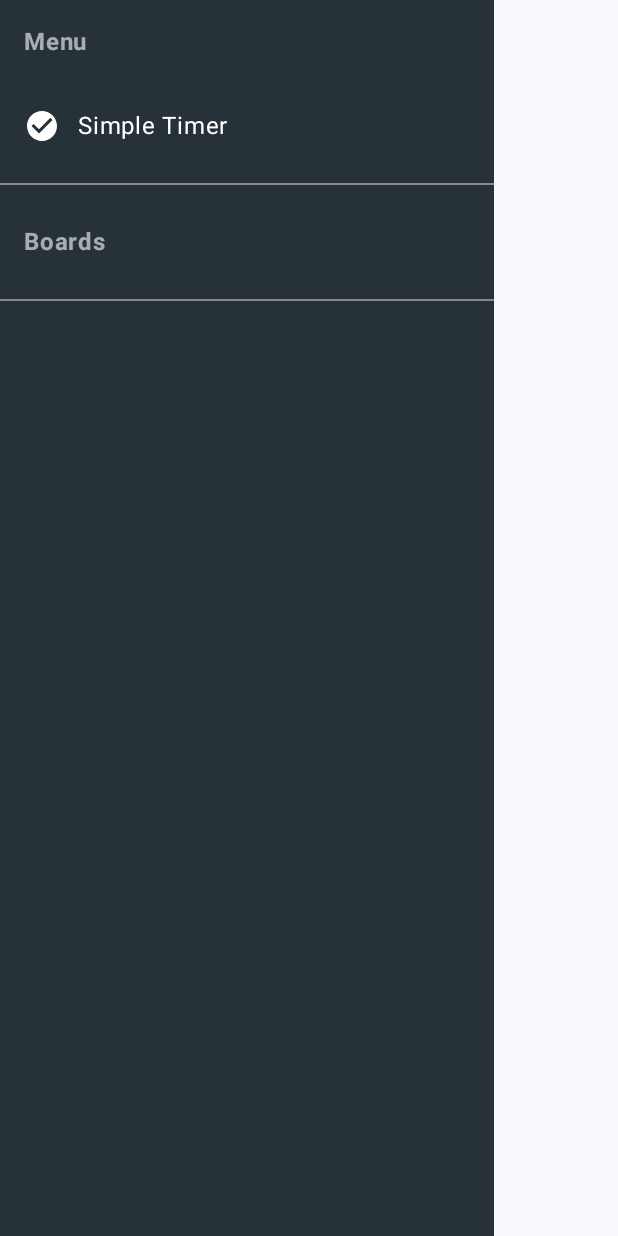
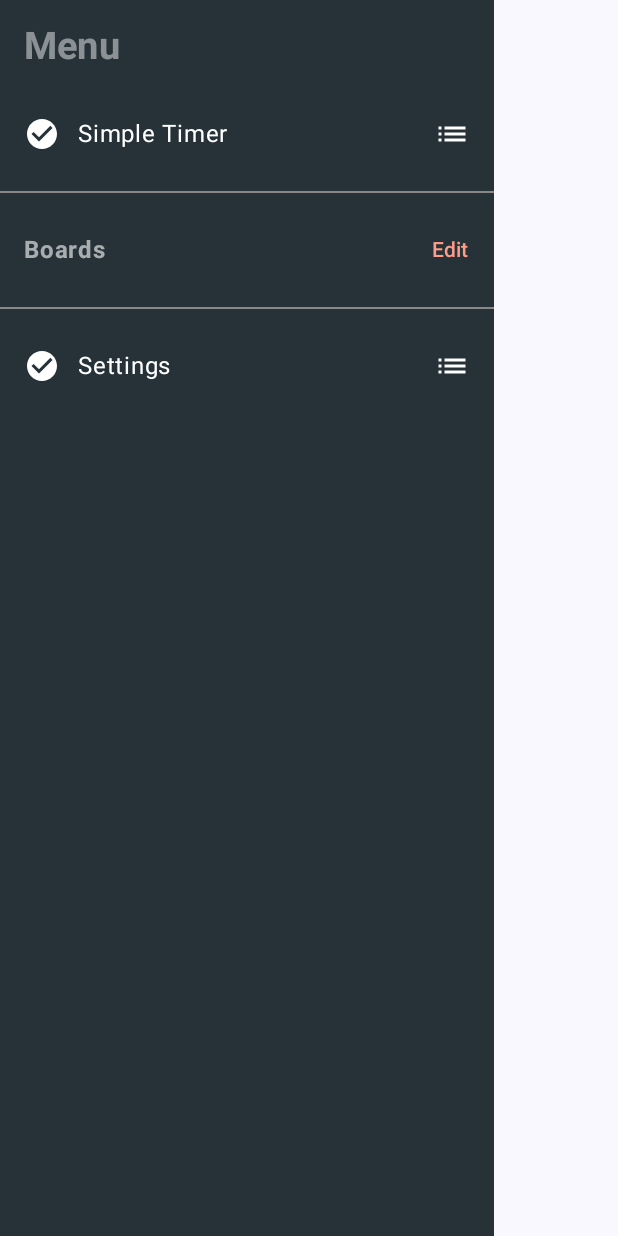
Before and after one commit to Lewisjohnward/tasks-timer, an Android app built with Jetpack Compose: the composable NavigationDrawer called with empty values, on a phone screen of 412 x 824 dp. Run offline under Robolectric (Android 15) with nearby library versions, the phone set to English and light mode, and no system bars.

Commit message:
Add rearrange boards event

```diff
--- a/app/src/main/java/com/android/taskstimer/presentation/components/NavigationDrawer.kt
+++ b/app/src/main/java/com/android/taskstimer/presentation/components/NavigationDrawer.kt
@@ -1,9 +1,9 @@
 package com.android.taskstimer.presentation.components
 
 import androidx.compose.foundation.background
-import androidx.compose.foundation.clickable
 import androidx.compose.foundation.layout.Arrangement
 import androidx.compose.foundation.layout.Column
+import androidx.compose.foundation.layout.Row
 import androidx.compose.foundation.layout.Spacer
 import androidx.compose.foundation.layout.fillMaxHeight
 import androidx.compose.foundation.layout.fillMaxWidth
@@ -13,17 +13,23 @@ import androidx.compose.foundation.lazy.LazyColumn
 import androidx.compose.foundation.lazy.itemsIndexed
 import androidx.compose.foundation.shape.RoundedCornerShape
 import androidx.compose.material.icons.Icons
+import androidx.compose.material.icons.filled.Add
 import androidx.compose.material.icons.filled.CheckCircle
+import androidx.compose.material.icons.filled.List
 import androidx.compose.material3.Icon
+import androidx.compose.material3.IconButton
 import androidx.compose.material3.NavigationDrawerItem
 import androidx.compose.material3.NavigationDrawerItemDefaults
 import androidx.compose.material3.Text
+import androidx.compose.material3.TextButton
 import androidx.compose.runtime.Composable
+import androidx.compose.ui.Alignment
 import androidx.compose.ui.Modifier
 import androidx.compose.ui.graphics.Color
 import androidx.compose.ui.graphics.vector.ImageVector
 import androidx.compose.ui.text.font.FontWeight
 import androidx.compose.ui.unit.dp
+import androidx.compose.ui.unit.sp
 import com.android.taskstimer.data.board.Board
 import com.android.taskstimer.presentation.screens.home.HomeScreenEvent
 import com.android.taskstimer.ui.theme.BackgroundDarkGray
@@ -41,7 +47,13 @@ private fun NavDrawerItem(
     closeDrawer: () -> Unit = {},
     item: DrawerItem,
 ) {
+    Row(
+        modifier = Modifier.padding(end = 16.dp),
+        verticalAlignment = Alignment.CenterVertically,
+        horizontalArrangement = Arrangement.SpaceBetween
+    ) {
         NavigationDrawerItem(
+            modifier = Modifier.weight(0.8f),
             label = { Text(text = item.text) },
             icon = { Icon(imageVector = item.icon, contentDescription = null) },
             selected = item.selected,
@@ -57,13 +69,20 @@ private fun NavDrawerItem(
                 unselectedTextColor = Color.White,
             )
         )
+        Icon(
+            imageVector = Icons.Filled.List,
+            contentDescription = null,
+            tint = Color.White
+        )
+    }
 }
 
 @Composable
 fun NavigationDrawer(
     boards: List<Board>,
     onEvent: (HomeScreenEvent) -> Unit,
-    closeDrawer: () -> Unit
+    closeDrawer: () -> Unit,
+    rearrangeEnabled: Boolean
 ) {
 
     Column(
@@ -77,8 +96,9 @@ fun NavigationDrawer(
             Text(
                 modifier = Modifier.padding(16.dp),
                 text = "Menu",
-                color = Color(0x99FFFFFF),
-                fontWeight = FontWeight.Bold
+                color = Color(0x77FFFFFF),
+                fontWeight = FontWeight.Bold,
+                fontSize = 25.sp
             )
             NavDrawerItem(
                 item = DrawerItem(
@@ -95,12 +115,25 @@ fun NavigationDrawer(
         )
         LazyColumn {
             item {
+                Row(
+                    modifier = Modifier.fillMaxWidth(),
+                    horizontalArrangement = Arrangement.SpaceBetween,
+                    verticalAlignment = Alignment.CenterVertically
+                ) {
                     Text(
                         modifier = Modifier.padding(16.dp),
                         text = "Boards",
                         color = Color(0x99FFFFFF),
                         fontWeight = FontWeight.Bold
                     )
+                    TextButton(onClick = { onEvent(HomeScreenEvent.ToggleRearrangeBoards) }) {
+                        Text(
+                            text = if (rearrangeEnabled) "Done" else "Edit",
+                            color = Color(0xFFFF9B88)
+                        )
+
+                    }
+                }
             }
             itemsIndexed(boards) { index, board ->
 
@@ -113,6 +146,16 @@ fun NavigationDrawer(
                     )
                 )
             }
+            if (rearrangeEnabled) item {
+                IconButton(onClick = { /*TODO*/ }) {
+                    Icon(
+                        imageVector = Icons.Filled.Add,
+                        contentDescription = null,
+                        tint = Color(0x44FFFFFF)
+                    )
+
+                }
+            }
         }
         Spacer(
             modifier = Modifier
@@ -120,12 +163,12 @@ fun NavigationDrawer(
                 .height(1.dp)
                 .background(Color.Gray)
         )
+        NavDrawerItem(
+            item = DrawerItem(
+                text = "Settings",
+                onClick = {}
+            )
+        )
+
     }
 }
-
-//HomeScreen(
-//navigateToItemEntry = { navController.navigate(ItemEntryDestination.route) },
-//navigateToItemUpdate = {
-//    navController.navigate("${ItemDetailsDestination.route}/${it}")
-//}
-//)
--- a/app/src/main/java/com/android/taskstimer/presentation/screens/home/HomeScreen.kt
+++ b/app/src/main/java/com/android/taskstimer/presentation/screens/home/HomeScreen.kt
@@ -1,16 +1,17 @@
 package com.android.taskstimer.presentation.screens.home
 
 import androidx.compose.foundation.Image
-import androidx.compose.foundation.background
 import androidx.compose.foundation.layout.Box
-import androidx.compose.foundation.layout.Column
 import androidx.compose.foundation.layout.fillMaxSize
 import androidx.compose.foundation.layout.fillMaxWidth
+import androidx.compose.foundation.layout.height
 import androidx.compose.foundation.layout.padding
 import androidx.compose.foundation.layout.size
+import androidx.compose.foundation.layout.wrapContentSize
 import androidx.compose.foundation.shape.RoundedCornerShape
 import androidx.compose.material.icons.Icons
 import androidx.compose.material.icons.filled.Menu
+import androidx.compose.material3.Card
 import androidx.compose.material3.DrawerState
 import androidx.compose.material3.DrawerValue
 import androidx.compose.material3.ExperimentalMaterial3Api
@@ -19,6 +20,7 @@ import androidx.compose.material3.ModalDrawerSheet
 import androidx.compose.material3.ModalNavigationDrawer
 import androidx.compose.material3.Scaffold
 import androidx.compose.material3.Text
+import androidx.compose.material3.TextField
 import androidx.compose.material3.rememberDrawerState
 import androidx.compose.runtime.Composable
 import androidx.compose.runtime.collectAsState
@@ -29,7 +31,10 @@ import androidx.compose.ui.graphics.Color
 import androidx.compose.ui.graphics.ColorFilter
 import androidx.compose.ui.graphics.RectangleShape
 import androidx.compose.ui.res.painterResource
+import androidx.compose.ui.text.style.LineHeightStyle
+import androidx.compose.ui.text.style.TextAlign
 import androidx.compose.ui.unit.dp
+import androidx.compose.ui.window.Dialog
 import com.android.taskstimer.presentation.components.NavigationDrawer
 import com.android.taskstimer.presentation.components.Timers
 import com.android.taskstimer.ui.theme.BackgroundDarkGray
@@ -78,8 +83,6 @@ fun HomeScreen(
         coroutineScope.launch { drawerState.close() }
     }
 
-
-
     ModalNavigationDrawer(
         drawerContent = {
             ModalDrawerSheet(
@@ -88,12 +91,15 @@ fun HomeScreen(
                 NavigationDrawer(
                     closeDrawer = { closeDrawer() },
                     onEvent = viewModel::onEvent,
-                    boards = uiState.boardsWithTimers.map { boardWithTimers -> boardWithTimers.board }
+                    boards = uiState.boardsWithTimers.map { boardWithTimers -> boardWithTimers.board },
+                    rearrangeEnabled = uiState.rearrangeBoards
                 )
             }
         },
         drawerState = drawerState,
         content = {
+
+
             Scaffold(
                 modifier = Modifier
                     .fillMaxSize(),
--- a/app/src/main/java/com/android/taskstimer/presentation/screens/home/HomeScreenEvent.kt
+++ b/app/src/main/java/com/android/taskstimer/presentation/screens/home/HomeScreenEvent.kt
@@ -3,4 +3,6 @@ package com.android.taskstimer.presentation.screens.home
 sealed interface HomeScreenEvent {
     data object ToggleTimer: HomeScreenEvent
     data class SelectBoard(val boardIndex: Int): HomeScreenEvent
+
+    data object ToggleRearrangeBoards: HomeScreenEvent
 }
--- a/app/src/main/java/com/android/taskstimer/presentation/screens/home/HomeScreenViewModel.kt
+++ b/app/src/main/java/com/android/taskstimer/presentation/screens/home/HomeScreenViewModel.kt
@@ -25,6 +25,8 @@ data class UiState(
     val finished: Boolean = false,
     val coroutineId: Job? = null,
     val currentTimerIndex: Int = 0,
+
+    val rearrangeBoards: Boolean = false,
 
 
     val currentBoardName: String = "",
@@ -157,6 +159,11 @@ class HomeViewModel(
                     )
                 }
             }
+
+             is HomeScreenEvent.ToggleRearrangeBoards -> {
+                _uiState.update { it.copy(rearrangeBoards = !it.rearrangeBoards) }
+            }
+
         }
     }
 
```
Lines whose indentation alone changed are shown as unchanged.
